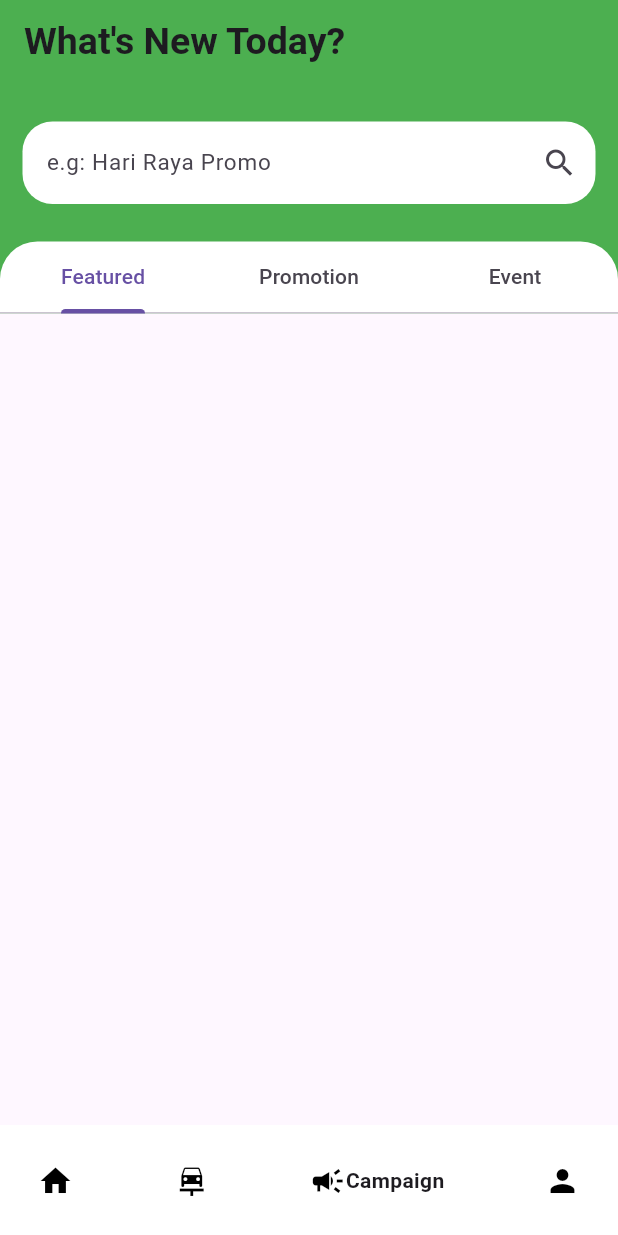
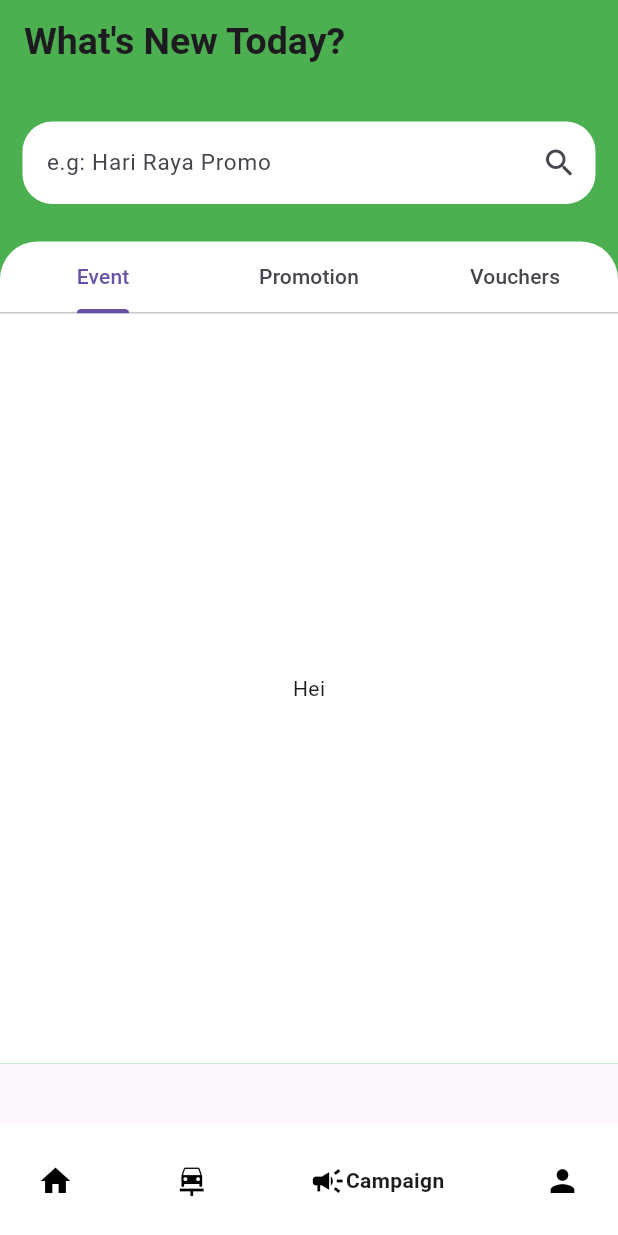
Before and after one commit to dzker/CarCare, a Flutter app: the screen it shows after launch, item 3 of the bottom bar chosen, on a phone screen of 412 x 824 dp. Run offline on Flutter 3.47's test engine with Material 3 defaults, Android fonts, the phone set to English and light mode, and no system bars; drawn by our look-alikes of google_nav_bar; our stand-ins replace animate_do.

Commit message:
update campaing.page dart

```diff
--- a/lib/view/campaignpage.dart
+++ b/lib/view/campaignpage.dart
@@ -3,18 +3,40 @@ import 'package:flutter/cupertino.dart';
 import 'package:flutter/material.dart';
 import 'package:flutter/widgets.dart';
 
-class CampaignPage extends StatelessWidget {
+class CampaignPage extends StatefulWidget {
+  const CampaignPage({super.key});
+
+  @override
+  State<CampaignPage> createState() => _CampaignPageState();
+}
+
+class _CampaignPageState extends State<CampaignPage>
+    with TickerProviderStateMixin {
+  late final TabController _tabController;
+
+  @override
+  void initState() {
+    super.initState();
+    _tabController = TabController(length: 3, vsync: this);
+  }
+
+  @override
+  void dispose() {
+    _tabController.dispose();
+    super.dispose();
+  }
+
   @override
   Widget build(BuildContext context) {
     return Scaffold(
       appBar: AppBar(
         title: FadeInUp(
           child: const Text(
-            'What\'s New Today? ',
+            "What's New Today?",
             style: TextStyle(
               fontSize: 25,
               fontWeight: FontWeight.w700,
-            ), //change variable for name here
+            ),
           ),
         ),
         backgroundColor: Colors.green,
@@ -35,9 +57,7 @@ class CampaignPage extends StatelessWidget {
           child: Column(
             crossAxisAlignment: CrossAxisAlignment.start,
             children: <Widget>[
-              const SizedBox(
-                height: 10,
-              ),
+              const SizedBox(height: 10),
               Padding(
                 padding: const EdgeInsets.all(15.0),
                 child: TextField(
@@ -47,34 +67,51 @@ class CampaignPage extends StatelessWidget {
                     fillColor: Colors.white,
                     border: OutlineInputBorder(
                       borderRadius: BorderRadius.circular(20),
-                          borderSide: BorderSide.none),
+                      borderSide: BorderSide.none,
+                    ),
                     hintText: 'e.g: Hari Raya Promo',
-                      suffixIcon: const Icon(Icons.search)),
+                    suffixIcon: const Icon(Icons.search),
+                  ),
                 ),
               ),
               const SizedBox(height: 10),
               DefaultTabController(
                 length: 3,
-                child: Container(
+                child: Column(
+                  children: [
+                    Container(
                       width: double.maxFinite,
                       decoration: const BoxDecoration(
                         color: Colors.white,
                         borderRadius: BorderRadius.only(
                           topLeft: Radius.circular(25),
-                          topRight: Radius.circular(25))),
-                  child: const TabBar(
-                    tabs: <Widget>[
-                      Tab(
-                        text: 'Featured',
+                          topRight: Radius.circular(25),
                         ),
-                      Tab(
-                        text: 'Promotion',
                       ),
-                      Tab(
-                        text: 'Event',
+                      child: TabBar(
+                        controller: _tabController,
+                        tabs: const <Widget>[
+                          Tab(text: 'Event'),
+                          Tab(text: 'Promotion'),
+                          Tab(text: 'Vouchers'),
+                        ],
+                      ),
+                    ),
+                    Container(
+                      color: Colors.white,
+                      child: SizedBox(
+                        height: 500,
+                        child: TabBarView(
+                          controller: _tabController,
+                          children: const <Widget>[
+                            Center(child: Text('Hei')),
+                            Center(child: Text('Hzzz')),
+                            Center(child: Text('Huiiii')),
+                          ],
+                        ),
+                      ),
                     ),
                   ],
-                  ),
                 ),
               ),
             ],
```
Lines whose indentation alone changed are shown as unchanged.
